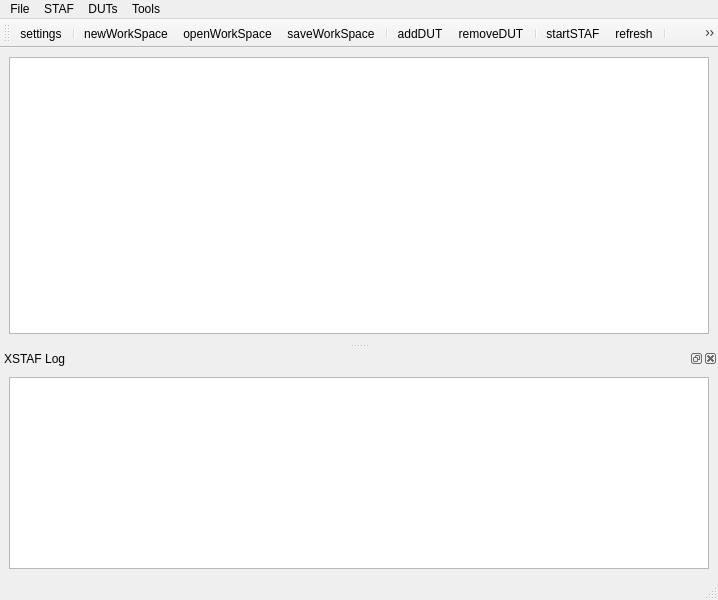
Old version of the form XSTAF/ui/mainWindow.ui in the repository xcgspring/XSTAF.
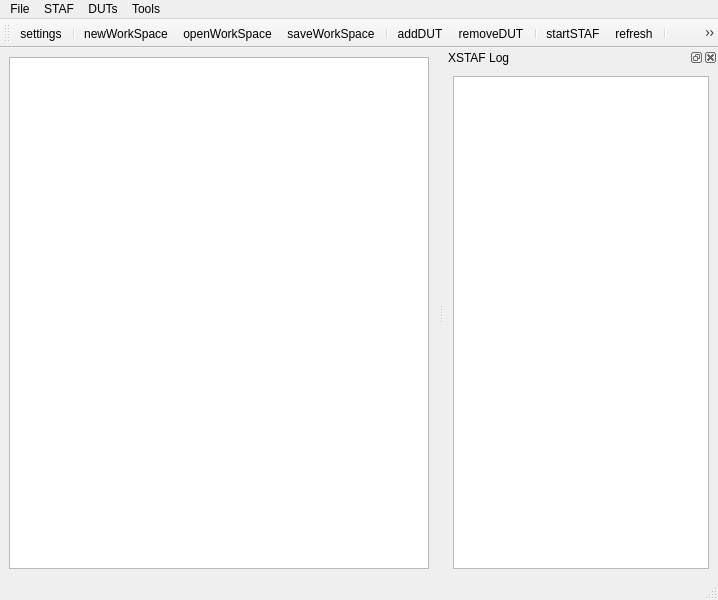
New version of the form. Icons and pictures are not drawn.

Patch:
```diff
--- a/XSTAF/ui/mainWindow.ui
+++ b/XSTAF/ui/mainWindow.ui
@@ -86,7 +86,7 @@
     <string>XSTAF Log</string>
    </property>
    <attribute name="dockWidgetArea">
-    <number>8</number>
+    <number>2</number>
    </attribute>
    <widget class="QWidget" name="dockWidgetContents_2">
     <layout class="QGridLayout" name="gridLayout">
```
Left out of the diff: 11 changed lines with no effect on the pictures.
